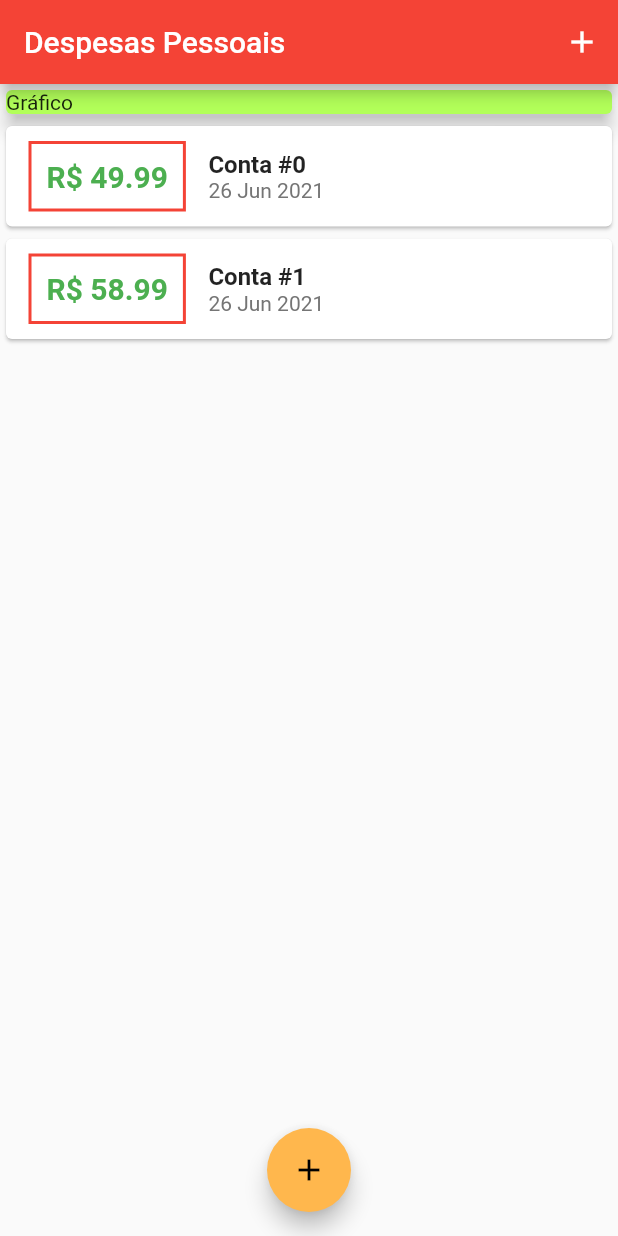
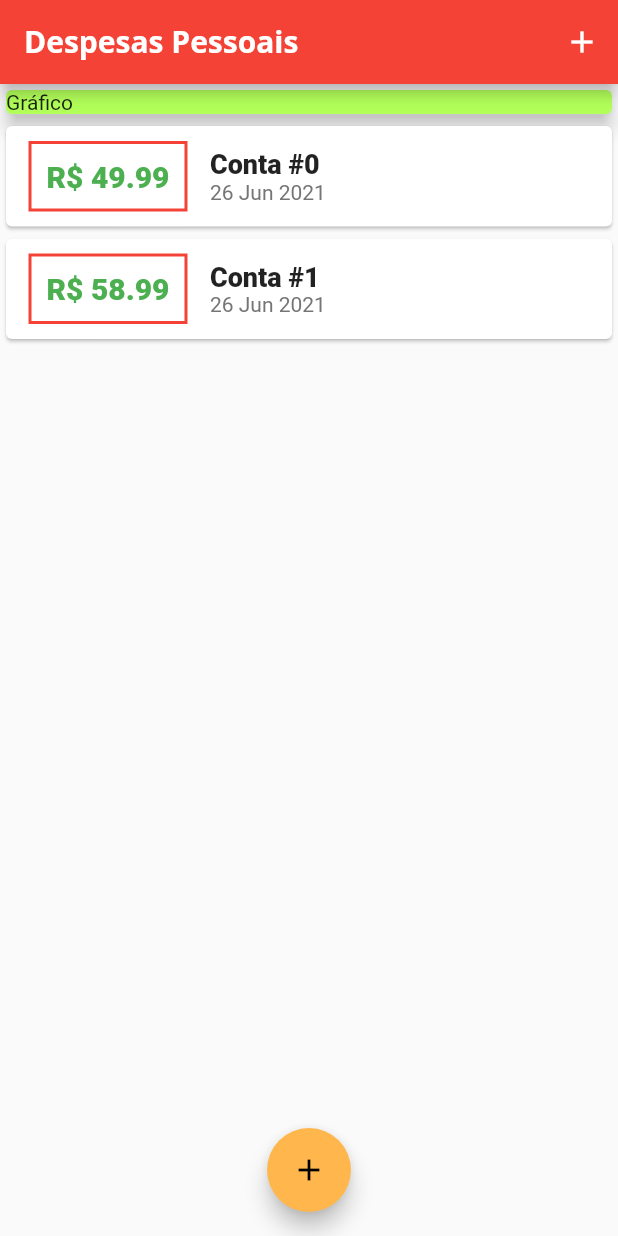
Before and after one commit to Daniel-Fonseca-da-Silva/Project-Expenses-Week, a Flutter app: the screen it shows after launch, on a phone screen of 412 x 824 dp. Run offline on Flutter 3.47's test engine with Material 2 defaults, Android fonts, the phone set to English and light mode, and no system bars.

Commit message:
Added the fonts inside files and project

```diff
--- a/lib/components/transaction_list.dart
+++ b/lib/components/transaction_list.dart
@@ -44,8 +44,9 @@ class TransactionList extends StatelessWidget {
                   children: [
                     Text(
                       tr.title,
-                      style:
-                          TextStyle(fontWeight: FontWeight.bold, fontSize: 16),
+                      style: Theme.of(context).textTheme.headline6,
+                      // style:
+                      //     TextStyle(fontWeight: FontWeight.bold, fontSize: 16),
                     ),
                     Text(
                       new DateFormat('d MMM y').format(tr.date),
--- a/lib/main.dart
+++ b/lib/main.dart
@@ -14,7 +14,24 @@ class ExpensesApp extends StatelessWidget {
       home: MyHomePage(),
       theme: ThemeData(
         primarySwatch: Colors.red,
-        accentColor: Colors.orange[300]
+        accentColor: Colors.orange[300],
+        fontFamily: 'OpenSans',
+        textTheme: ThemeData.light().textTheme.copyWith(
+          headline6: TextStyle(
+              fontFamily: 'Roboto',
+              fontSize: 18,
+              fontWeight: FontWeight.w600
+            ),
+        ),
+        appBarTheme: AppBarTheme(
+          textTheme: ThemeData.light().textTheme.copyWith(
+            headline6: TextStyle(
+              fontFamily: 'OpenSans',
+              fontSize: 20,
+              fontWeight: FontWeight.bold
+            ),
+          )
+        )
       )
       );
   }
```
Also changed, not shown: pubspec.yaml (+11 -6 lines), assets/fonts/OpenSans-Bold.ttf (added), assets/fonts/OpenSans-Regular.ttf (added), assets/fonts/Roboto-Black.ttf (added), assets/fonts/Roboto-Light.ttf (added), assets/fonts/Roboto-Medium.ttf (added), assets/fonts/Roboto-Regular.ttf (added).
